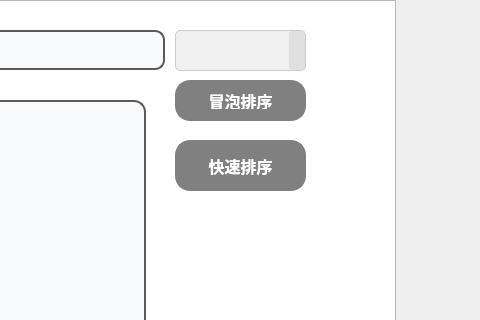
The window that date_struct/mainwindow.ui (TCWW0/QT_Train) describes before a commit, drawn with Qt 5; both pictures show x 665 to 1145 and y 0 to 320 of the 1304 by 702 pixel window.
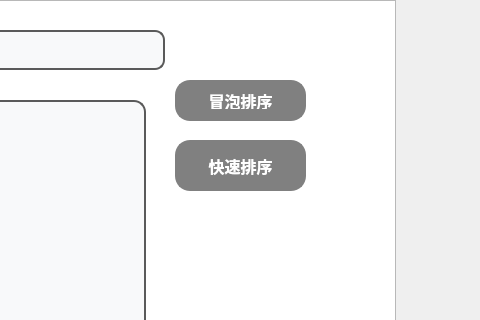
The same window after the commit.

Diff of the .ui file:
```diff
--- a/date_struct/mainwindow.ui
+++ b/date_struct/mainwindow.ui
@@ -145,32 +145,6 @@
      <string/>
     </property>
    </widget>
-   <widget class="QComboBox" name="sortChoose">
-    <property name="geometry">
-     <rect>
-      <x>840</x>
-      <y>30</y>
-      <width>131</width>
-      <height>41</height>
-     </rect>
-    </property>
-    <property name="styleSheet">
-     <string notr="true">QComboBox {
-    font: 14pt 'Arial';          /* 设置字体为14pt的Arial */
-    color: #333333;              /* 设置字体颜色为#333333 */
-    background-color: #f0f0f0;   /* 设置背景色为浅灰色 */
-    border: 1px solid #ccc;      /* 设置边框为1px，颜色为浅灰色 */
-    border-radius: 5px;          /* 设置圆角半径为5px */
-    padding: 5px 10px;           /* 设置内边距，顶部和底部5px，左右10px */
-}
-QComboBox::drop-down {
-    border: none;                /* 去掉下拉箭头的边框 */
-    background-color: #e0e0e0;   /* 设置下拉框背景色为浅灰色 */
-    border-radius: 3px;          /* 设置下拉框的圆角半径为3px */
-}
-</string>
-    </property>
-   </widget>
    <widget class="QPushButton" name="quickSortButton">
     <property name="geometry">
      <rect>
```
Left out of the diff: 1 changed line with no effect on the pictures.
